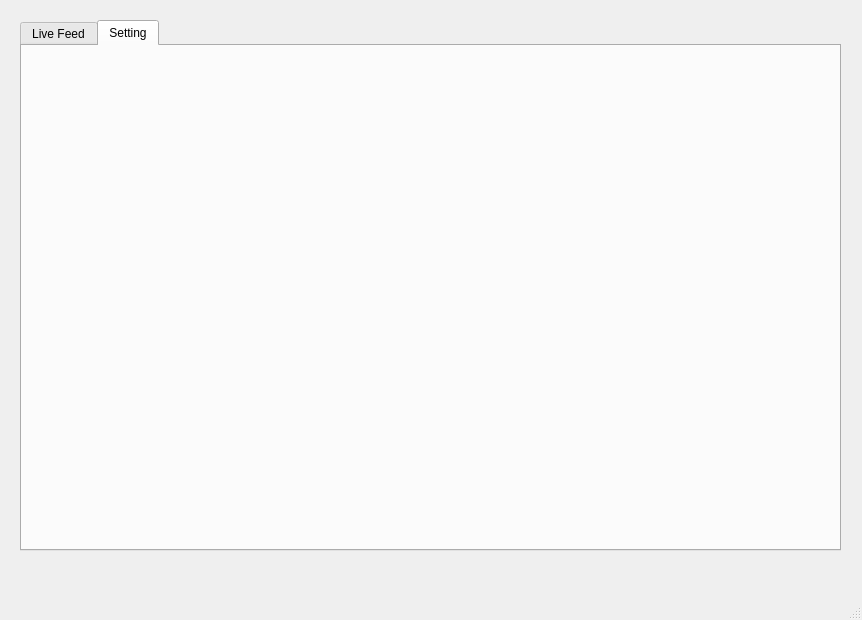
This is interface.ui in hans-ob1/deep_eye as Qt 5 draws it before an edit. The edited form follows.
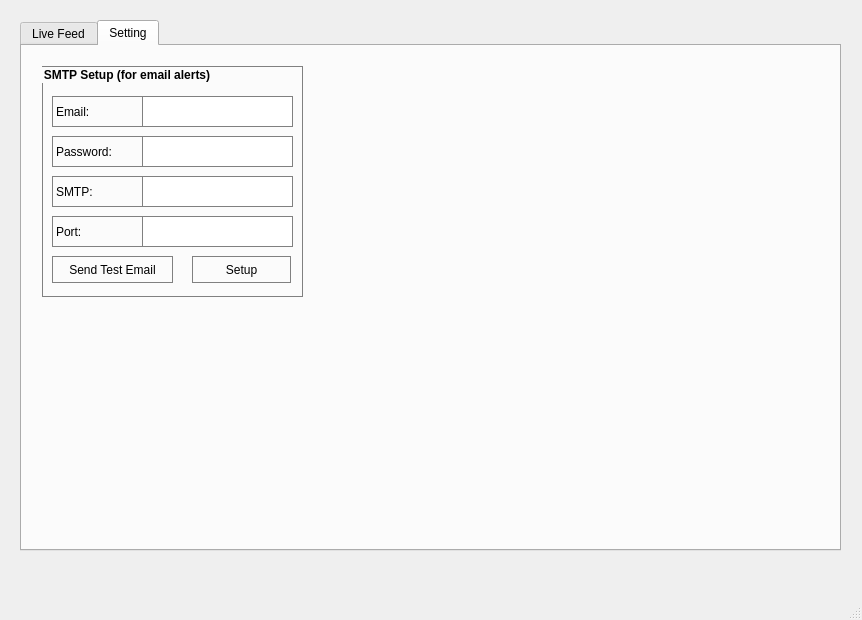
This is the edited form. The open tabs and pages were chosen to show the change.

Commit message: awaiting email alert integration

Diff of the .ui file:
```diff
--- a/interface.ui
+++ b/interface.ui
@@ -173,6 +173,146 @@
      <attribute name="title">
       <string>Setting</string>
      </attribute>
+     <widget class="QGroupBox" name="emailGroup">
+      <property name="geometry">
+       <rect>
+        <x>20</x>
+        <y>20</y>
+        <width>261</width>
+        <height>231</height>
+       </rect>
+      </property>
+      <property name="font">
+       <font>
+        <weight>75</weight>
+        <bold>true</bold>
+       </font>
+      </property>
+      <property name="styleSheet">
+       <string notr="true">border: 1px solid gray;</string>
+      </property>
+      <property name="title">
+       <string>SMTP Setup (for email alerts)</string>
+      </property>
+      <widget class="QTextEdit" name="email_txtbox">
+       <property name="geometry">
+        <rect>
+         <x>100</x>
+         <y>30</y>
+         <width>151</width>
+         <height>31</height>
+        </rect>
+       </property>
+      </widget>
+      <widget class="QLabel" name="email_label">
+       <property name="geometry">
+        <rect>
+         <x>10</x>
+         <y>30</y>
+         <width>91</width>
+         <height>31</height>
+        </rect>
+       </property>
+       <property name="text">
+        <string>Email:</string>
+       </property>
+      </widget>
+      <widget class="QLabel" name="password_label">
+       <property name="geometry">
+        <rect>
+         <x>10</x>
+         <y>70</y>
+         <width>91</width>
+         <height>31</height>
+        </rect>
+       </property>
+       <property name="text">
+        <string>Password:</string>
+       </property>
+      </widget>
+      <widget class="QTextEdit" name="password_txtbox">
+       <property name="geometry">
+        <rect>
+         <x>100</x>
+         <y>70</y>
+         <width>151</width>
+         <height>31</height>
+        </rect>
+       </property>
+      </widget>
+      <widget class="QLabel" name="smtp_label">
+       <property name="geometry">
+        <rect>
+         <x>10</x>
+         <y>110</y>
+         <width>91</width>
+         <height>31</height>
+        </rect>
+       </property>
+       <property name="text">
+        <string>SMTP:</string>
+       </property>
+      </widget>
+      <widget class="QTextEdit" name="smtp_txtbox">
+       <property name="geometry">
+        <rect>
+         <x>100</x>
+         <y>110</y>
+         <width>151</width>
+         <height>31</height>
+        </rect>
+       </property>
+      </widget>
+      <widget class="QPushButton" name="testButton">
+       <property name="geometry">
+        <rect>
+         <x>10</x>
+         <y>190</y>
+         <width>121</width>
+         <height>27</height>
+        </rect>
+       </property>
+       <property name="text">
+        <string>Send Test Email</string>
+       </property>
+      </widget>
+      <widget class="QLabel" name="port_label">
+       <property name="geometry">
+        <rect>
+         <x>10</x>
+         <y>150</y>
+         <width>91</width>
+         <height>31</height>
+        </rect>
+       </property>
+       <property name="text">
+        <string>Port:</string>
+       </property>
+      </widget>
+      <widget class="QTextEdit" name="port_txtbox">
+       <property name="geometry">
+        <rect>
+         <x>100</x>
+         <y>150</y>
+         <width>151</width>
+         <height>31</height>
+        </rect>
+       </property>
+      </widget>
+      <widget class="QPushButton" name="pushButton">
+       <property name="geometry">
+        <rect>
+         <x>150</x>
+         <y>190</y>
+         <width>99</width>
+         <height>27</height>
+        </rect>
+       </property>
+       <property name="text">
+        <string>Setup</string>
+       </property>
+      </widget>
+     </widget>
     </widget>
    </widget>
   </widget>
```
Left out of the diff: 2 changed lines with no effect on the pictures. The commit also changes 13 other files.
